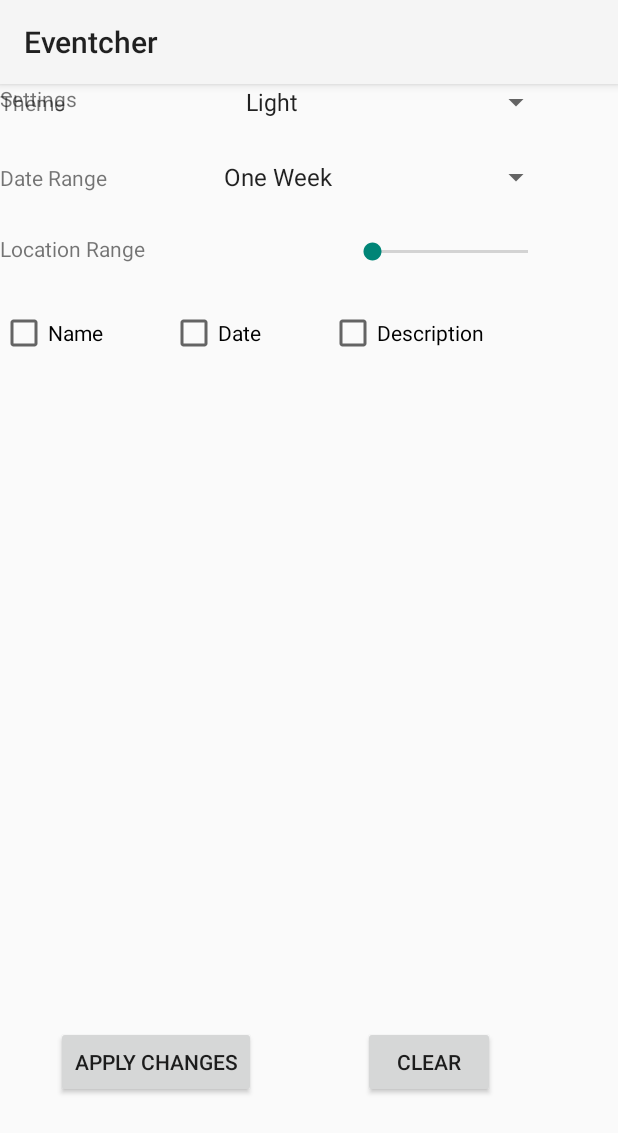
After one commit to Vimal-Raghubir/Eventcher, an Android app: the SettingsActivity screen opened directly, with no data from a screen before it, on a phone screen of 412 x 824 dp. The commit adds this screen. Shown: the top 1133 px of the screen. Run offline under Robolectric (Android 15) with nearby library versions, the light colour scheme and no system bars.

Commit message:
Added settings

```diff
--- a/sample/src/main/AndroidManifest.xml
+++ b/sample/src/main/AndroidManifest.xml
@@ -13,10 +13,11 @@
         <meta-data
             android:name="com.facebook.sdk.ApplicationId"
             android:value="@string/facebook_app_id" />
+
         <activity
             android:name=".EventDisplayActivity"
-            android:launchMode="singleTop"
-            android:label="@string/app_name"></activity>
+            android:label="@string/app_name"
+            android:launchMode="singleTop" />
         <activity android:name=".EventDetailsActivity" />
         <activity android:name=".MainActivity">
             <intent-filter>
@@ -25,7 +26,7 @@
                 <category android:name="android.intent.category.LAUNCHER" />
             </intent-filter>
         </activity>
-        <activity android:name=".SecondActivity"></activity>
+        <activity android:name=".SecondActivity" />
         <activity
             android:name="com.facebook.FacebookActivity"
             android:configChanges="keyboard|keyboardHidden|screenLayout|screenSize|orientation"
@@ -42,6 +43,7 @@
                 <data android:scheme="@string/fb_login_protocol_scheme" />
             </intent-filter>
         </activity>
+        <activity android:name=".SettingsActivity"></activity>
     </application>
 
 </manifest>
--- a/sample/src/main/java/com/yuyakaido/android/cardstackview/sample/EventDisplayActivity.java
+++ b/sample/src/main/java/com/yuyakaido/android/cardstackview/sample/EventDisplayActivity.java
@@ -69,8 +69,12 @@
             case R.id.menu_activity_main_logout:
                 Logout();
                 break;
-            case R.id.search_settings:
-                onBackPressed();
+            case R.id.settings:
+                //send intent to settings page
+                startActivity(new Intent(this, SettingsActivity.class));
+                break;
+            case R.id.search_:
+                startActivity(new Intent(this,SecondActivity.class));
                 break;
             /*case R.id.menu_activity_main_reload:
                 reload();
--- a/sample/src/main/java/com/yuyakaido/android/cardstackview/sample/SecondActivity.java
+++ b/sample/src/main/java/com/yuyakaido/android/cardstackview/sample/SecondActivity.java
@@ -90,6 +90,9 @@
                 showDatePickerDialog(view);
             }
         });
+
+        Spinner local = (Spinner) findViewById(R.id.location);
+        //local.getse
 
         Button search = (Button) findViewById(R.id.search);
 
@@ -398,6 +401,12 @@
             case R.id.menu_activity_main_logout:
                 Logout();
                 break;
+            case R.id.settings:
+                startActivity(new Intent(this, SettingsActivity.class));
+                break;
+            case R.id.search_:
+                startActivity(new Intent(this,SecondActivity.class));
+                break;
         }
         return super.onOptionsItemSelected(item);
     }
--- /dev/null
+++ b/sample/src/main/java/com/yuyakaido/android/cardstackview/sample/SettingsActivity.java
@@ -0,0 +1,60 @@
+package com.yuyakaido.android.cardstackview.sample;
+
+import android.content.SharedPreferences;
+import android.preference.PreferenceManager;
+import android.support.v7.app.AppCompatActivity;
+import android.os.Bundle;
+import android.util.Log;
+import android.view.View;
+import android.widget.Button;
+import android.widget.SeekBar;
+import android.widget.TextView;
+import android.widget.Toast;
+
+public class SettingsActivity extends AppCompatActivity {
+
+    @Override
+    protected void onCreate(Bundle savedInstanceState) {
+        super.onCreate(savedInstanceState);
+        setContentView(R.layout.activity_settings);
+/*
+
+        SharedPreferences pref = PreferenceManager.getDefaultSharedPreferences(this);
+        String themeName = pref.getString("prefSyncFrequency3", "Theme1");
+        if (themeName.equals("Africa")) {
+            setTheme(R.style.CardView_Dark);
+        } else if (themeName.equals("Colorful Beach")) {
+            //Toast.makeText(this, "set theme", Toast.LENGTH_SHORT).show();
+            setTheme(R.style.CardView_Light);
+        }
+
+*/
+        Button changes = (Button) findViewById(R.id.apply_settings);
+
+        changes.setOnClickListener(new View.OnClickListener() {
+            @Override
+            public void onClick(View view) {
+
+            }
+        });
+
+        //tODO: FIX SEEK BAR ERROR
+        SeekBar location_range = (SeekBar) findViewById(R.id.location_spinner);
+        final TextView progress = (TextView) findViewById(R.id.spinner_value);
+        location_range.setOnSeekBarChangeListener(new SeekBar.OnSeekBarChangeListener() {
+            @Override
+            public void onProgressChanged(SeekBar seekBar, int i, boolean b) {
+                Log.d("SEEK BAR", "in progress");
+                progress.setText(i);
+            }
+            @Override
+            public void onStartTrackingTouch(SeekBar seekBar) {
+            }
+            @Override
+            public void onStopTrackingTouch(SeekBar seekBar) {
+            }
+        });
+
+
+    }
+}
--- /dev/null
+++ b/sample/src/main/res/layout/activity_settings.xml
@@ -0,0 +1,170 @@
+<?xml version="1.0" encoding="utf-8"?>
+<RelativeLayout xmlns:android="http://schemas.android.com/apk/res/android"
+    xmlns:app="http://schemas.android.com/apk/res-auto"
+    xmlns:tools="http://schemas.android.com/tools"
+    android:layout_width="match_parent"
+    android:layout_height="match_parent"
+    tools:context="com.yuyakaido.android.cardstackview.sample.SettingsActivity">
+
+    <TextView
+        android:id="@+id/textView5"
+        android:layout_width="wrap_content"
+        android:layout_height="50dp"
+        android:text="Settings"
+        tools:layout_editor_absoluteX="163dp"
+        tools:layout_editor_absoluteY="16dp" />
+
+    <LinearLayout
+        android:layout_width="368dp"
+        android:layout_height="203dp"
+        android:orientation="vertical"
+
+        tools:layout_editor_absoluteX="8dp"
+        tools:layout_editor_absoluteY="65dp"
+        android:id="@+id/linearLayout">
+
+        <LinearLayout
+            android:layout_width="match_parent"
+            android:layout_height="wrap_content"
+            android:orientation="horizontal">
+
+            <TextView
+                android:id="@+id/textView6"
+                android:layout_width="wrap_content"
+                android:layout_height="50dp"
+                android:layout_weight="1"
+                android:text="Theme"
+                tools:layout_editor_absoluteX="34dp"
+                tools:layout_editor_absoluteY="61dp" />
+
+            <Spinner
+                android:id="@+id/theme_spinner"
+                android:layout_width="wrap_content"
+                android:layout_height="wrap_content"
+                android:layout_weight="1"
+                android:entries="@array/themes" />
+        </LinearLayout>
+
+        <LinearLayout
+            android:layout_width="match_parent"
+            android:layout_height="wrap_content"
+            android:orientation="horizontal">
+
+            <TextView
+                android:id="@+id/textView7"
+                android:layout_width="wrap_content"
+                android:layout_height="50dp"
+                android:layout_weight="1"
+                android:text="Date Range"
+                tools:layout_editor_absoluteX="34dp"
+                tools:layout_editor_absoluteY="129dp" />
+
+            <Spinner
+                android:id="@+id/date_range_spinner"
+                android:layout_width="wrap_content"
+                android:layout_height="wrap_content"
+                android:layout_weight="1"
+                android:entries="@array/date_range" />
+        </LinearLayout>
+
+        <LinearLayout
+            android:layout_width="match_parent"
+            android:layout_height="wrap_content"
+            android:orientation="horizontal">
+
+            <TextView
+                android:id="@+id/textView9"
+                android:layout_width="wrap_content"
+                android:layout_height="50dp"
+                android:layout_weight="1"
+                android:text="Location Range"
+                tools:layout_editor_absoluteX="34dp"
+                tools:layout_editor_absoluteY="198dp" />
+
+            <LinearLayout
+                android:layout_width="wrap_content"
+                android:layout_height="match_parent"
+                android:layout_weight="1"
+                android:orientation="vertical">
+
+                <SeekBar
+                    android:id="@+id/location_spinner"
+                    android:layout_width="match_parent"
+                    android:layout_height="wrap_content"
+                    android:layout_weight="1"
+                    android:max="50"
+                    android:visibility="visible" />
+
+                <TextView
+                    android:id="@+id/spinner_value"
+                    android:layout_width="wrap_content"
+                    android:layout_height="wrap_content"
+                    android:layout_weight="1"
+                    android:text="" />
+            </LinearLayout>
+
+        </LinearLayout>
+
+        <TextView
+            android:id="@+id/textView8"
+            android:layout_width="match_parent"
+            android:layout_height="wrap_content"
+            android:layout_weight="1"
+            android:text="Event Details" />
+
+        <LinearLayout
+            android:layout_width="match_parent"
+            android:layout_height="match_parent"
+            android:orientation="horizontal">
+
+
+
+            <CheckBox
+                android:id="@+id/name_box"
+                android:layout_width="wrap_content"
+                android:layout_height="wrap_content"
+                android:layout_weight="1"
+                android:text="Name" />
+
+            <CheckBox
+                android:id="@+id/date_box"
+                android:layout_width="wrap_content"
+                android:layout_height="wrap_content"
+                android:layout_weight="1"
+                android:text="Date" />
+
+            <CheckBox
+                android:id="@+id/description_box"
+                android:layout_width="wrap_content"
+                android:layout_height="wrap_content"
+                android:layout_weight="1"
+                android:text="Description" />
+        </LinearLayout>
+
+    </LinearLayout>
+
+    <Button
+        android:id="@+id/reset"
+        android:layout_width="wrap_content"
+        android:layout_height="wrap_content"
+        android:layout_alignBaseline="@+id/apply_settings"
+        android:layout_alignBottom="@+id/apply_settings"
+        android:layout_alignEnd="@+id/linearLayout"
+        android:layout_marginEnd="38dp"
+        android:text="Clear"
+        tools:layout_editor_absoluteX="242dp"
+        tools:layout_editor_absoluteY="321dp" />
+
+    <Button
+        android:id="@+id/apply_settings"
+        android:layout_width="wrap_content"
+        android:layout_height="wrap_content"
+        android:layout_alignParentBottom="true"
+        android:layout_alignParentStart="true"
+        android:layout_marginBottom="92dp"
+        android:layout_marginStart="37dp"
+        android:text="Apply Changes"
+        tools:layout_editor_absoluteX="48dp"
+        tools:layout_editor_absoluteY="321dp" />
+
+</RelativeLayout>
--- a/sample/src/main/res/menu/activity_main.xml
+++ b/sample/src/main/res/menu/activity_main.xml
@@ -3,17 +3,18 @@
 <menu
     xmlns:android="http://schemas.android.com/apk/res/android"
     xmlns:app="http://schemas.android.com/apk/res-auto">
-
+    <item
+        android:id="@+id/search_"
+        android:title="Search"
+        app:showAsAction="never" />
+    <item
+        android:id="@+id/settings"
+        android:title="Settings"
+        app:showAsAction="never" />
     <item
         android:id="@+id/menu_activity_main_logout"
         android:title="Logout"
         app:showAsAction="never"/>
-    <item
-        android:id="@+id/search_settings"
-        android:title="Change Search Settings"
-        app:showAsAction="never"
-        android:visible="false"
-        />
     <!--<item
         android:id="@+id/menu_activity_main_reload"
         android:title="Reload"
--- a/sample/src/main/res/values/strings.xml
+++ b/sample/src/main/res/values/strings.xml
@@ -38,4 +38,15 @@
         <item name="Chatham-Kent">42.404804,-82.191040</item>
         <item name="Brampton">43.683334,-79.766670</item>
     </string-array>
+    <string-array name="date_range">
+        <item name="week">One Week</item>
+        <item name="2week">Two Weeks</item>
+        <item name="3week">Three Weeks</item>
+        <item name="month">One Month</item>
+    </string-array>
+
+    <string-array name="themes">
+        <item name="light">Light</item>
+        <item name="dark">Dark</item>
+    </string-array>
 </resources>
```
